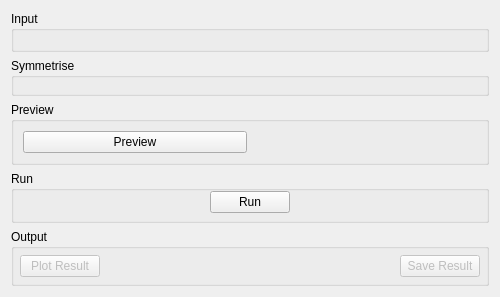
Qt form qt/scientific_interfaces/Indirect/IndirectSymmetrise.ui (mantidproject/mantid) before a commit.
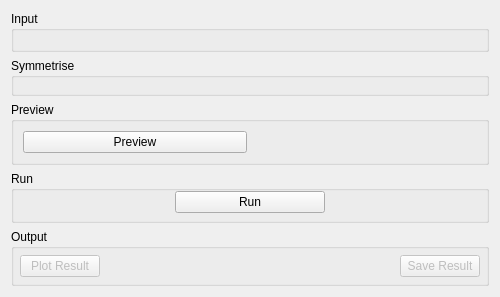
The same form after that commit. Custom widgets are drawn as their Qt base class.

The edit to the form file:
```diff
--- a/qt/scientific_interfaces/Indirect/IndirectSymmetrise.ui
+++ b/qt/scientific_interfaces/Indirect/IndirectSymmetrise.ui
@@ -135,6 +135,18 @@
       </item>
       <item>
        <widget class="QPushButton" name="pbRun">
+        <property name="minimumSize">
+         <size>
+          <width>150</width>
+          <height>0</height>
+         </size>
+        </property>
+        <property name="maximumSize">
+         <size>
+          <width>180</width>
+          <height>16777215</height>
+         </size>
+        </property>
         <property name="text">
          <string>Run</string>
         </property>
```
